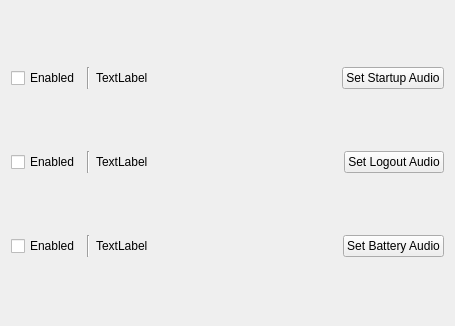
Above: src-qt5/core-utils/lumina-config/pages/page_soundtheme.ui from lumina-desktop/lumina before the change. Below: the same form after it.
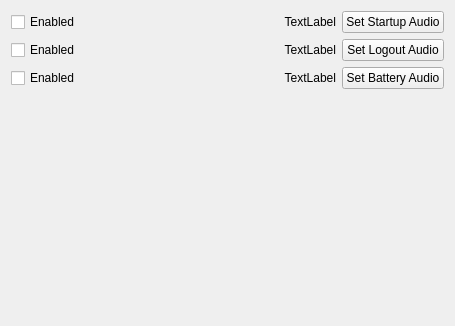
That is the form after the change.

Commit message: Fix up some of lumina-config. 1. Cleanup the layout of the sound theme page 2. Cleanup the wording on the setting reset options 3. Add a "verify" prompt for setting resets. 4. Cleanup how additional WM's are detected/displayed.

```diff
--- a/src-qt5/core-utils/lumina-config/pages/page_soundtheme.ui
+++ b/src-qt5/core-utils/lumina-config/pages/page_soundtheme.ui
@@ -13,141 +13,109 @@
   <property name="windowTitle">
    <string>Form</string>
   </property>
-  <layout class="QVBoxLayout" name="verticalLayout">
-   <item>
-    <layout class="QHBoxLayout" name="horizontalLayout">
-     <item>
-      <widget class="QCheckBox" name="checkBox_startup">
-       <property name="text">
-        <string>Enabled</string>
-       </property>
-      </widget>
-     </item>
-     <item>
-      <widget class="Line" name="line_3">
-       <property name="orientation">
-        <enum>Qt::Vertical</enum>
-       </property>
-      </widget>
-     </item>
-     <item>
-      <widget class="QLabel" name="label_startup">
-       <property name="text">
-        <string>TextLabel</string>
-       </property>
-      </widget>
-     </item>
-     <item>
-      <spacer name="horizontalSpacer">
-       <property name="orientation">
-        <enum>Qt::Horizontal</enum>
-       </property>
-       <property name="sizeHint" stdset="0">
-        <size>
-         <width>40</width>
-         <height>20</height>
-        </size>
-       </property>
-      </spacer>
-     </item>
-     <item>
+  <layout class="QGridLayout" name="gridLayout">
+   <item row="0" column="2">
       <widget class="QPushButton" name="pushButton_startup">
        <property name="text">
         <string>Set Startup Audio</string>
        </property>
       </widget>
      </item>
-    </layout>
-   </item>
-   <item>
-    <layout class="QHBoxLayout" name="horizontalLayout_2">
-     <item>
+   <item row="1" column="0">
       <widget class="QCheckBox" name="checkBox_logout">
        <property name="text">
         <string>Enabled</string>
        </property>
       </widget>
      </item>
-     <item>
-      <widget class="Line" name="line_2">
-       <property name="orientation">
-        <enum>Qt::Vertical</enum>
+   <item row="0" column="0">
+    <widget class="QCheckBox" name="checkBox_startup">
+     <property name="text">
+      <string>Enabled</string>
        </property>
       </widget>
      </item>
-     <item>
-      <widget class="QLabel" name="label_logout">
+   <item row="2" column="2">
+    <widget class="QPushButton" name="pushButton_battery">
        <property name="text">
-        <string>TextLabel</string>
+      <string>Set Battery Audio</string>
        </property>
       </widget>
      </item>
-     <item>
-      <spacer name="horizontalSpacer_2">
-       <property name="orientation">
-        <enum>Qt::Horizontal</enum>
-       </property>
-       <property name="sizeHint" stdset="0">
-        <size>
-         <width>40</width>
-         <height>20</height>
-        </size>
-       </property>
-      </spacer>
-     </item>
-     <item>
+   <item row="1" column="2">
       <widget class="QPushButton" name="pushButton_logout">
        <property name="text">
         <string>Set Logout Audio</string>
        </property>
       </widget>
      </item>
-    </layout>
-   </item>
-   <item>
-    <layout class="QHBoxLayout" name="horizontalLayout_3">
-     <item>
-      <widget class="QCheckBox" name="checkBox_battery">
-       <property name="text">
-        <string>Enabled</string>
-       </property>
-      </widget>
-     </item>
-     <item>
-      <widget class="Line" name="line">
-       <property name="orientation">
-        <enum>Qt::Vertical</enum>
-       </property>
-      </widget>
-     </item>
-     <item>
+   <item row="2" column="1">
       <widget class="QLabel" name="label_battery">
+     <property name="sizePolicy">
+      <sizepolicy hsizetype="Expanding" vsizetype="Preferred">
+       <horstretch>0</horstretch>
+       <verstretch>0</verstretch>
+      </sizepolicy>
+     </property>
        <property name="text">
         <string>TextLabel</string>
        </property>
-      </widget>
-     </item>
-     <item>
-      <spacer name="horizontalSpacer_3">
+     <property name="alignment">
+      <set>Qt::AlignRight|Qt::AlignTrailing|Qt::AlignVCenter</set>
+     </property>
+    </widget>
+   </item>
+   <item row="2" column="0">
+    <widget class="QCheckBox" name="checkBox_battery">
+     <property name="text">
+      <string>Enabled</string>
+     </property>
+    </widget>
+   </item>
+   <item row="0" column="1">
+    <widget class="QLabel" name="label_startup">
+     <property name="sizePolicy">
+      <sizepolicy hsizetype="Expanding" vsizetype="Preferred">
+       <horstretch>0</horstretch>
+       <verstretch>0</verstretch>
+      </sizepolicy>
+     </property>
+     <property name="text">
+      <string>TextLabel</string>
+     </property>
+     <property name="alignment">
+      <set>Qt::AlignRight|Qt::AlignTrailing|Qt::AlignVCenter</set>
+     </property>
+    </widget>
+   </item>
+   <item row="1" column="1">
+    <widget class="QLabel" name="label_logout">
+     <property name="sizePolicy">
+      <sizepolicy hsizetype="Expanding" vsizetype="Preferred">
+       <horstretch>0</horstretch>
+       <verstretch>0</verstretch>
+      </sizepolicy>
+     </property>
+     <property name="text">
+      <string>TextLabel</string>
+     </property>
+     <property name="alignment">
+      <set>Qt::AlignRight|Qt::AlignTrailing|Qt::AlignVCenter</set>
+     </property>
+    </widget>
+   </item>
+   <item row="3" column="0">
+    <spacer name="verticalSpacer">
        <property name="orientation">
-        <enum>Qt::Horizontal</enum>
+      <enum>Qt::Vertical</enum>
        </property>
        <property name="sizeHint" stdset="0">
         <size>
-         <width>40</width>
-         <height>20</height>
+       <width>20</width>
+       <height>40</height>
         </size>
        </property>
       </spacer>
-     </item>
-     <item>
-      <widget class="QPushButton" name="pushButton_battery">
-       <property name="text">
-        <string>Set Battery Audio</string>
-       </property>
-      </widget>
-     </item>
-    </layout>
    </item>
   </layout>
  </widget>
```
Lines whose indentation alone changed are shown as unchanged. The commit also changes 3 other files.
